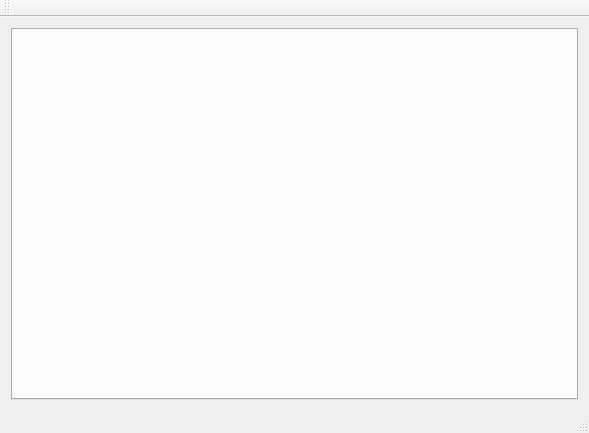
Qt form LFR-ReaderQT/mainwindow.ui (cpetry/Lightfield-Reader) before a commit.
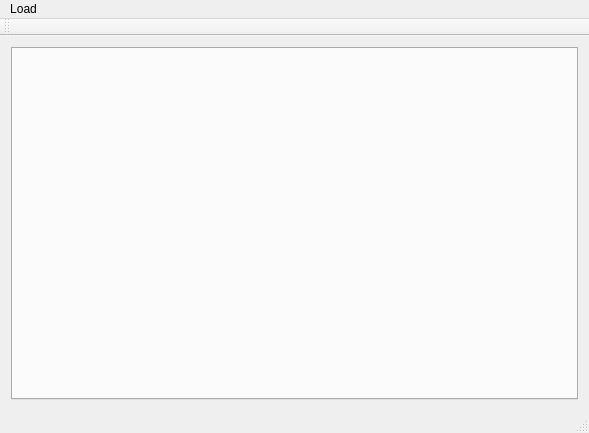
The same form after that commit.

Diff of the .ui file:
```diff
--- a/LFR-ReaderQT/mainwindow.ui
+++ b/LFR-ReaderQT/mainwindow.ui
@@ -33,6 +33,13 @@
      <height>21</height>
     </rect>
    </property>
+   <widget class="QMenu" name="menuLoad">
+    <property name="title">
+     <string>Load</string>
+    </property>
+    <addaction name="actionFile"/>
+   </widget>
+   <addaction name="menuLoad"/>
   </widget>
   <widget class="QToolBar" name="mainToolBar">
    <attribute name="toolBarArea">
```
Left out of the diff: 5 changed lines with no effect on the pictures.
